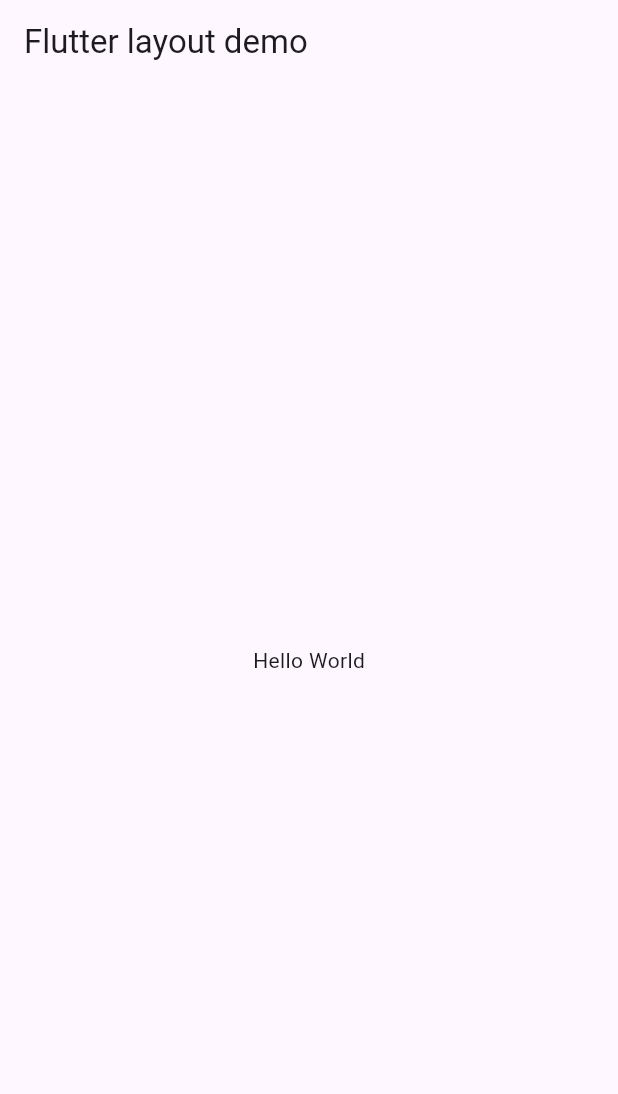
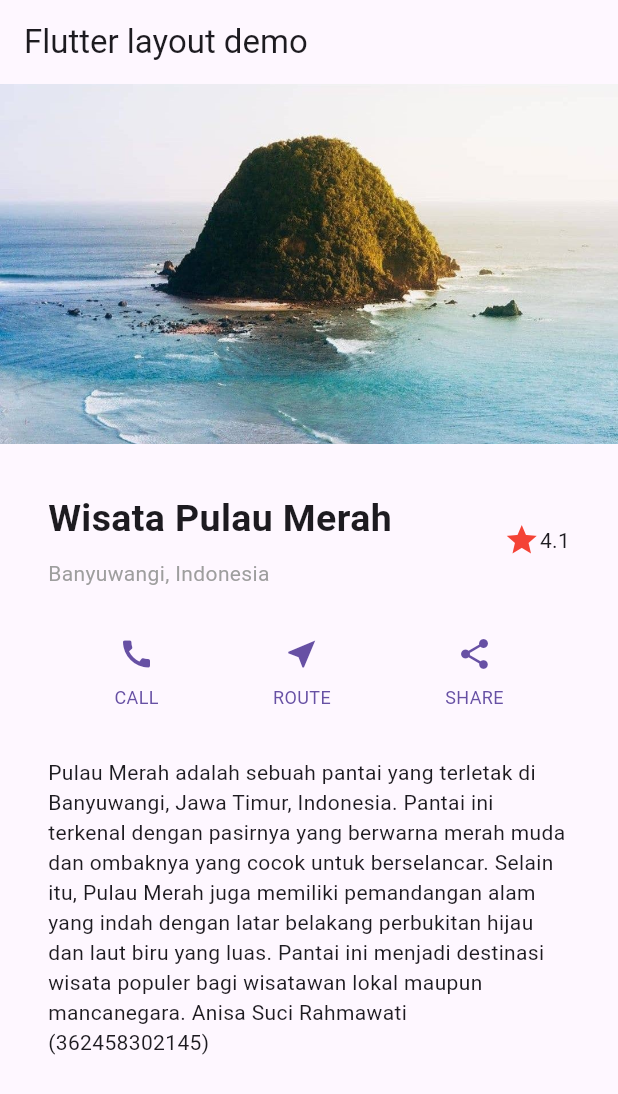
Before and after one commit to Anisauci/basic_layout_flutter, a Flutter app: the screen it shows after launch, on a phone screen of 412 x 824 dp. Shown: the top 1094 px of the screen. Run offline on Flutter 3.47's test engine with Material 3 defaults, Android fonts, the phone set to English and light mode, and no system bars.

Commit message:
layout flutter

```diff
--- a/lib/main.dart
+++ b/lib/main.dart
@@ -7,19 +7,127 @@ class MyApp extends StatelessWidget {
 
   @override
   Widget build(BuildContext context) {
+    // implementasi title row
+    Widget titleSection = Container(
+      padding: const EdgeInsets.all(32),
+      child: Row(
+        children: [
+          Expanded(
+            /* soal 1*/
+            child: Column(
+              crossAxisAlignment: CrossAxisAlignment.start,
+              children: [
+                /* soal 2*/
+                Container(
+                  padding: const EdgeInsets.only(bottom: 8),
+                  child: const Text(
+                    'Wisata Pulau Merah',
+                    style: TextStyle(
+                      fontWeight: FontWeight.bold,
+                      fontSize: 25,
+                    ),
+                  ),
+                ),
+                Text(
+                  'Banyuwangi, Indonesia',
+                  style: TextStyle(
+                    color: Colors.grey,
+                  ),
+                ),
+              ],
+            ),
+          ),
+          /* soal 3*/
+          Icon(
+            Icons.star,
+            color: Colors.red,
+          ),
+          const Text('4.1'),
+        ],
+      ),
+    );
+    // membuat button section
+    Color color = Theme.of(context).primaryColor;
+
+    Widget buttonSection = Row(
+      mainAxisAlignment: MainAxisAlignment.spaceEvenly,
+      children: [
+        _buildButtonColumn(color, Icons.call, 'CALL'),
+        _buildButtonColumn(color, Icons.near_me, 'ROUTE'),
+        _buildButtonColumn(color, Icons.share, 'SHARE'),
+      ],
+    );
+
+    // buat widget textSection
+    Widget textSection = Container(
+      padding: const EdgeInsets.all(32),
+      child: const Text(
+        'Pulau Merah adalah sebuah pantai yang terletak di Banyuwangi, Jawa Timur, Indonesia. '
+        'Pantai ini terkenal dengan pasirnya yang berwarna merah muda dan ombaknya yang cocok untuk berselancar. '
+        'Selain itu, Pulau Merah juga memiliki pemandangan alam yang indah dengan latar belakang perbukitan hijau dan laut biru yang luas. '
+        'Pantai ini menjadi destinasi wisata populer bagi wisatawan lokal maupun mancanegara.\ '
+        'Anisa Suci Rahmawati (362458302145)',
+        softWrap: true,
+      ),
+    );
+
+
     return MaterialApp(
-      title: 'Flutter layout: Anisa 362458302145',
+      title: 'Flutter layout: Anisa Suci Rahmawati 362458302145',
       home: Scaffold(
         appBar: AppBar(
           title: const Text('Flutter layout demo'),
         ),
-        body: const Center(
-          child: Text('Hello World'),
+       // body: const Center(
+        //  child: Text('Hello World'),
+       // ),
+       // body: Column(
+        body: ListView(
+          children: [
+            // tambahkan gambar ke body
+            Image.asset(
+              'images/pm.jpg',
+              width: 600,
+              height: 240,
+              fit: BoxFit.cover,
+            ),
+            // tambahkan titleSection
+            titleSection,
+            // tambahkan buttonSection
+            buttonSection,
+            // tambahkan textSection
+            textSection,
+          ],
         ),
-      ),
+     // ),
+    ),
+    );
+  }
+
+  // membuat method column _buildButtonColumn
+  Column _buildButtonColumn(Color color, IconData icon, String label) {
+    return Column(
+      mainAxisSize: MainAxisSize.min,
+      mainAxisAlignment: MainAxisAlignment.center,
+      children: [
+        Icon(icon, color: color),
+        Container(
+          margin: const EdgeInsets.only(top: 8),
+          child: Text(
+            label,
+            style: TextStyle(
+              fontSize: 12,
+              fontWeight: FontWeight.w400,
+              color: color,
+            ),
+          ),
+        ),
+      ],
     );
   }
 }
+
+
 //void main() {
 //  runApp(const MyApp());
 //}
--- a/pubspec.yaml
+++ b/pubspec.yaml
@@ -58,7 +58,8 @@ flutter:
   uses-material-design: true
 
   # To add assets to your application, add an assets section, like this:
-  # assets:
+  assets:
+  - images/pm.jpg
   #   - images/a_dot_burr.jpeg
   #   - images/a_dot_ham.jpeg
 
```
Also changed, not shown: images/01.2.png (added), images/01.png (added), images/02.png (added), images/03.png (added), images/04.png (added), images/1.02.png (added), images/1.04.png (added), images/1.05.png (added), images/pm.jpg (added).
